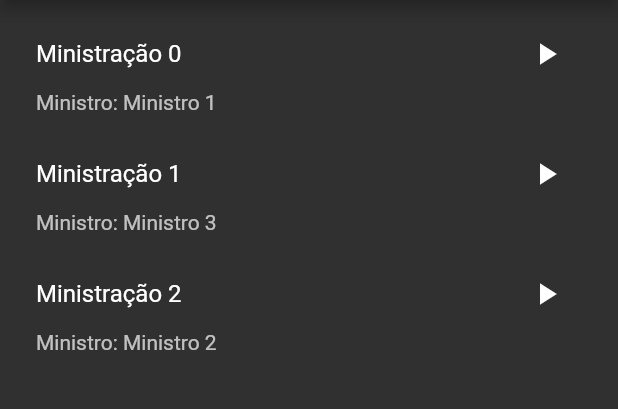
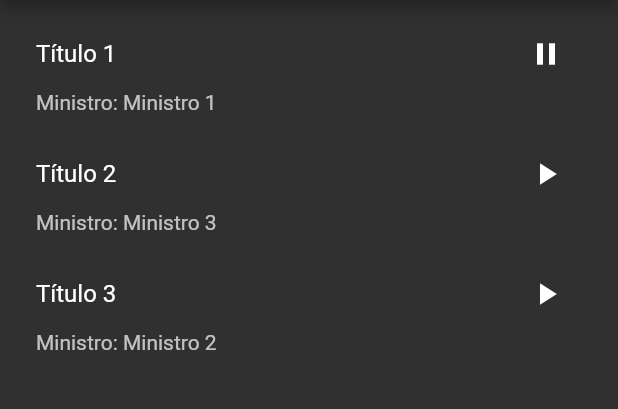
Before and after one commit to igorfel/verboshop-app, a Flutter app: the HomeScreen screen opened by its route, after a tap on the "play arrow" icon, on a phone screen of 412 x 824 dp, the part 84-493 px from its top. Run offline on Flutter 3.47's test engine with Material 2 defaults, Android fonts, the phone set to English and light mode, and no system bars; our stand-ins replace audioplayers, firebase_auth; accounts and stored records are empty.

Commit message:
#6 usuário já consegue ouvir as ministrações

```diff
--- a/lib/screens/Home/index.dart
+++ b/lib/screens/Home/index.dart
@@ -2,6 +2,7 @@ import "package:flutter/material.dart";
 import "style.dart";
 import 'package:verboshop/services/authentication.dart';
 import 'package:verboshop/services/audiosManager.dart';
+import 'package:audioplayers/audioplayer.dart';
 
 class HomeScreen extends StatefulWidget {
 const HomeScreen({ Key key }) : super(key: key);
@@ -16,6 +17,9 @@ class HomeScreenState extends State<HomeScreen>{
   final GlobalKey<ScaffoldState> _scaffoldKey = new GlobalKey<ScaffoldState>();
   UserAuth userAuth = new UserAuth();
   AudiosManager audiosManager = new AudiosManager();
+  AudioPlayer audioPlayer = new AudioPlayer();
+  bool isPlaying = false;
+  int currentPlayng = -1;
 
   void showInSnackBar(String value) {
     _scaffoldKey.currentState
@@ -34,8 +38,32 @@ class HomeScreenState extends State<HomeScreen>{
     });
   }
 
+  void _playAudio(int index) async {
+    if(isPlaying) {
+      audioPlayer.stop();
+      currentPlayng = -1;
+      setState(() { isPlaying = false; });
+    } else {
+      print("buscando " + audiosManager.listOfAudios[index].url);
+      final result = await audioPlayer.play(audiosManager.listOfAudios[index].url, isLocal: false);
+
+      if(result == 1) {
+        currentPlayng = index;
+        setState(() { isPlaying = true; });
+      }
+    }
+  }
+
+
+
   @override
   Widget build(BuildContext context) {
+    audioPlayer.setCompletionHandler(() {
+      setState(() {
+        isPlaying = false;
+      });
+    });
+
     // TODO: implement build
     return new Scaffold(
       key: _scaffoldKey,
@@ -60,11 +88,11 @@ class HomeScreenState extends State<HomeScreen>{
                 //leading: const Icon(Icons.flight_land),
                 title: new Row(
                   children: <Widget>[
-                    new Expanded(child: new Text('Ministração $index')),
+                    new Expanded(child: new Text(audiosManager.listOfAudios[index].title)),
                     new IconButton(
-                      icon: const Icon(Icons.play_arrow),
+                      icon: (isPlaying && currentPlayng == index) ? Icon(Icons.pause) : Icon(Icons.play_arrow),
                       tooltip: 'Ouvir ministração',
-                      onPressed: () { print("buscando " + audiosManager.listOfAudios[index].url); },
+                      onPressed: () => _playAudio(index),
                     ),
                   ],
                 ),
--- a/lib/services/audiosManager.dart
+++ b/lib/services/audiosManager.dart
@@ -11,9 +11,9 @@ class AudiosManager{
    * Access the database to retrieve audio information
    */
   void retrieveAudioList(){
-    listOfAudios.add(new Audio(title: "Título 1", minister: "Ministro 1", date: "10/10/2017", url: ":storage/ministração/1"));
-    listOfAudios.add(new Audio(title: "Título 2", minister: "Ministro 3", date: "10/10/2017", url: ":storage/ministração/2"));
-    listOfAudios.add(new Audio(title: "Título 3", minister: "Ministro 2", date: "10/10/2017", url: ":storage/ministração/3"));
+    listOfAudios.add(new Audio(title: "Título 1", minister: "Ministro 1", date: "10/10/2017", url: "http://www.rxlabz.com/labz/audio2.mp3"));
+    listOfAudios.add(new Audio(title: "Título 2", minister: "Ministro 3", date: "10/10/2017", url: "http://www.rxlabz.com/labz/audio.mp3"));
+    listOfAudios.add(new Audio(title: "Título 3", minister: "Ministro 2", date: "10/10/2017", url: "http://www.rxlabz.com/labz/audio2.mp3"));
 
     //return listOfAudios;
   }
--- a/pubspec.yaml
+++ b/pubspec.yaml
@@ -16,6 +16,7 @@ dev_dependencies:
   firebase_auth: "^0.5.10"
   firebase_database: "^0.4.6"
   firebase_storage: "^0.3.5"
+  audioplayers: "^0.5.2"
   # firebase_analytics: 0.0.4                                       # new
   # firebase_auth: 0.1.1                                            # new
   # firebase_database: 0.0.12                                       # new
```
